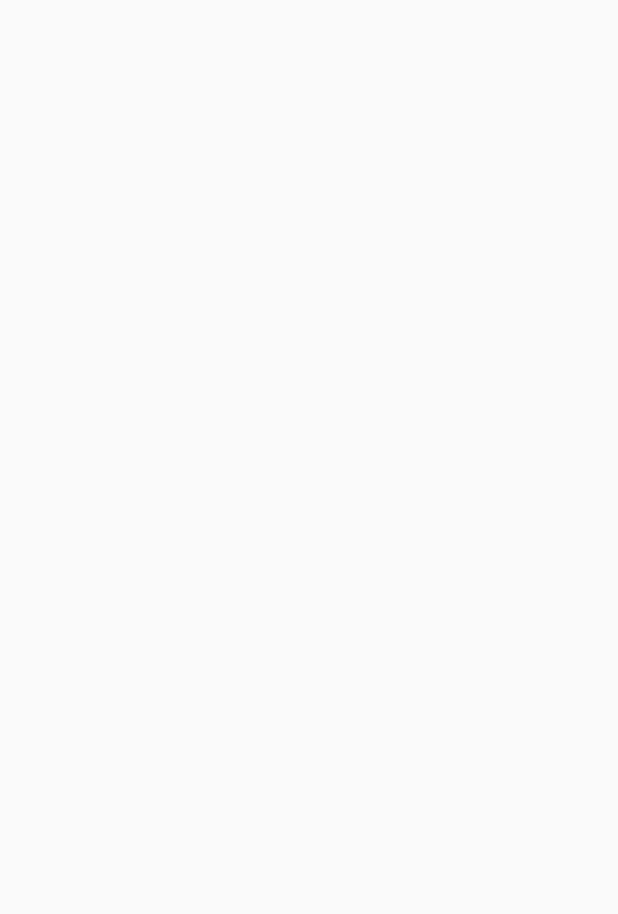
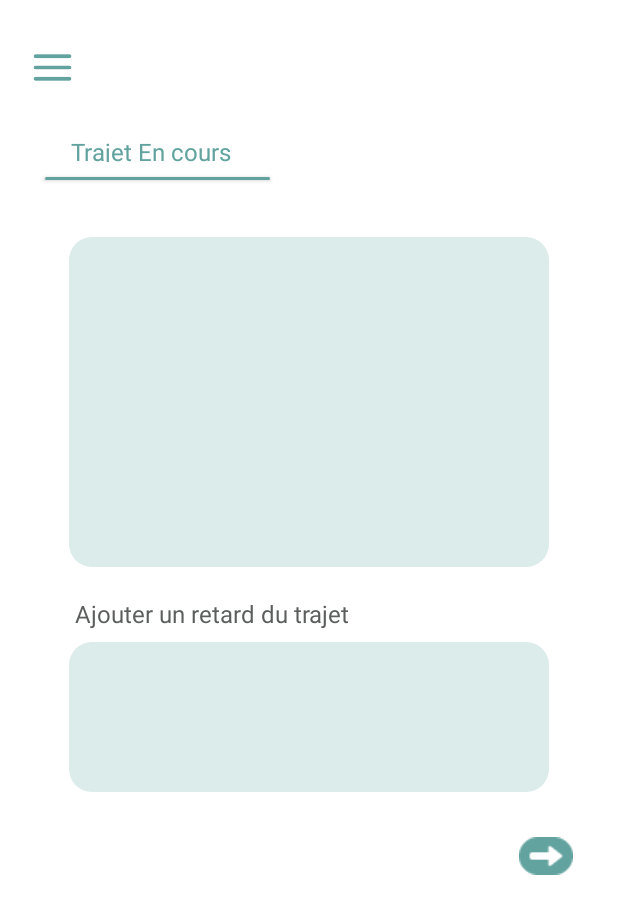
Before and after one commit to nouhelion/Transport_Employee, an Android app: the trajet_det_driver screen opened directly, with no data from a screen before it, on a phone screen of 412 x 824 dp. Before the commit the part shown is empty. Shown: the top 914 px of the screen. Run offline under Robolectric (Android 15) with nearby library versions, the phone set to English and light mode, and no system bars.

Commit message:
driver detaille trajet

```diff
--- a/app/src/main/res/layout/activity_trajet_det_driver.xml
+++ b/app/src/main/res/layout/activity_trajet_det_driver.xml
@@ -4,6 +4,91 @@
     xmlns:tools="http://schemas.android.com/tools"
     android:layout_width="match_parent"
     android:layout_height="match_parent"
+    android:background="@color/white"
     tools:context=".trajet_det_driver">
 
+    <ImageView
+        android:id="@+id/menu"
+        android:layout_width="30dp"
+        android:layout_height="50dp"
+        android:layout_marginTop="20dp"
+        android:layout_marginStart="20dp"
+        android:contentDescription="@string/menu"
+        android:src="@drawable/menu"
+        app:layout_constraintStart_toStartOf="parent"
+        app:layout_constraintTop_toTopOf="parent"
+        tools:ignore="ImageContrastCheck" />
+
+    <TextView
+        android:id="@+id/trajet_en_c"
+        android:layout_width="120dp"
+        android:layout_height="18dp"
+        android:layout_marginTop="20dp"
+        android:layout_marginStart="40dp"
+        android:text="@string/trajet_en_c"
+        android:gravity="center"
+        android:textAppearance="@style/trajet_en_c"
+        app:layout_constraintStart_toStartOf="parent"
+        app:layout_constraintTop_toBottomOf="@+id/menu"
+        tools:ignore="TextContrastCheck" />
+
+    <Button
+        android:id="@+id/bar"
+        android:layout_width="150dp"
+        android:layout_height="2dp"
+        android:layout_marginTop="10dp"
+        android:layout_marginStart="30dp"
+        android:background="@drawable/line"
+        app:layout_constraintStart_toStartOf="parent"
+        app:layout_constraintTop_toBottomOf="@+id/trajet_en_c"
+        tools:ignore="SpeakableTextPresentCheck,TouchTargetSizeCheck" />
+
+    <androidx.constraintlayout.widget.ConstraintLayout
+        android:id="@+id/pickup"
+        android:background="@drawable/backgr"
+        app:layout_constraintTop_toBottomOf="@+id/trajet_en_c"
+        app:layout_constraintEnd_toEndOf="parent"
+        app:layout_constraintStart_toStartOf="parent"
+        android:layout_marginTop="50dp"
+        android:layout_width="320dp"
+        android:layout_height="220dp">
+
+    </androidx.constraintlayout.widget.ConstraintLayout>
+
+    <TextView
+        android:id="@+id/ajouter_un"
+        android:text="@string/ajouter_un_"
+        android:textAppearance="@style/ajouter_un_"
+        app:layout_constraintTop_toBottomOf="@+id/pickup"
+        app:layout_constraintStart_toStartOf="parent"
+        android:layout_marginStart="50dp"
+        android:layout_marginTop="20dp"
+        android:layout_width="200dp"
+        android:layout_height="30dp"/>
+
+    <androidx.constraintlayout.widget.ConstraintLayout
+        android:id="@+id/retard"
+        android:background="@drawable/backgr"
+        app:layout_constraintTop_toBottomOf="@+id/pickup"
+        app:layout_constraintEnd_toEndOf="parent"
+        app:layout_constraintStart_toStartOf="parent"
+        android:layout_marginTop="50dp"
+        android:layout_width="320dp"
+        android:layout_height="100dp">
+
+    </androidx.constraintlayout.widget.ConstraintLayout>
+
+    <ImageView
+        android:id="@+id/arrow"
+        android:layout_width="36dp"
+        android:layout_height="25dp"
+        android:layout_marginTop="30dp"
+        android:layout_marginEnd="30dp"
+        android:contentDescription="@string/station_de_"
+        android:src="@drawable/arrow"
+        app:layout_constraintEnd_toEndOf="parent"
+        app:layout_constraintTop_toBottomOf="@+id/retard"
+        tools:ignore="ImageContrastCheck" />
+
+
 </androidx.constraintlayout.widget.ConstraintLayout>
--- a/app/src/main/res/values/strings.xml
+++ b/app/src/main/res/values/strings.xml
@@ -29,6 +29,7 @@
     <string name="acceuil">Acceuil</string>
     <string name="modifier_pr">Modifier Profil</string>
     <string name="valuation_d">Évaluation du service</string>
-
+    <string name="liste_des_s">Liste des stations</string>
+    <string name="ajouter_un_">Ajouter un retard du trajet</string>
 
 </resources>
--- a/app/src/main/res/values/styles.xml
+++ b/app/src/main/res/values/styles.xml
@@ -80,5 +80,9 @@
         <item name="android:textSize">16sp</item>
         <item name="android:textColor">#114B5F</item>
     </style>
+    <style name="ajouter_un_">
+        <item name="android:textSize">16sp</item>
+        <item name="android:textColor">#5B5E5D</item>
+    </style>
 
 </resources>
```
Also changed, not shown: app/src/main/res/layout/activity_tencours_driver.xml (+62 -0 lines).
